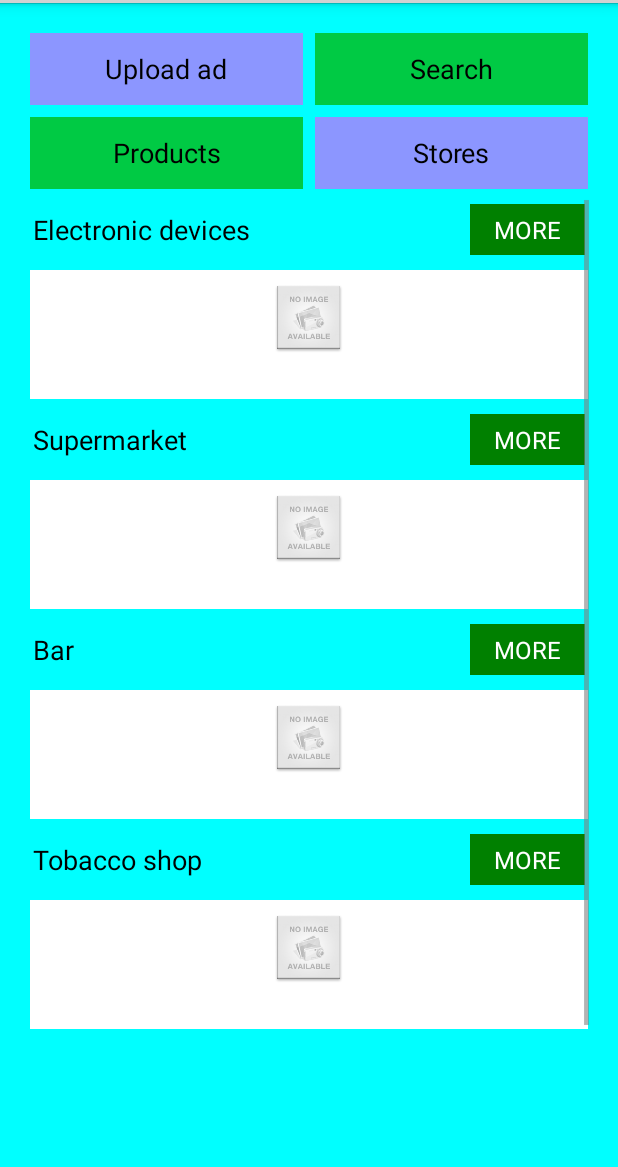
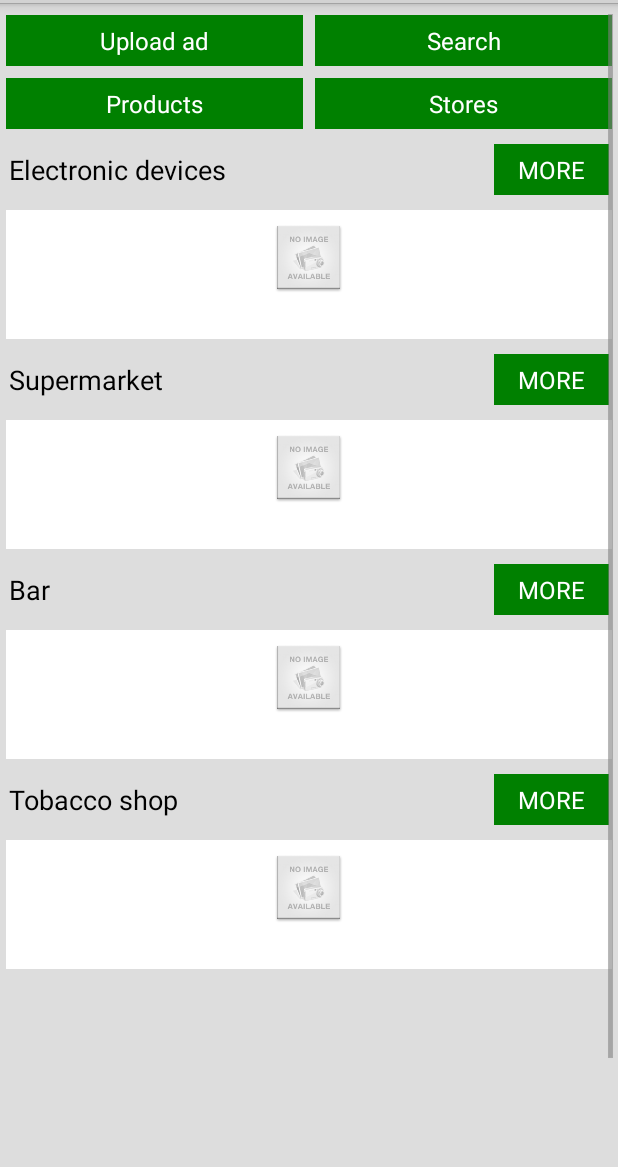
Before and after one commit to varsi94/AuctionApp, an Android app: the MainActivity screen opened directly, with no data from a screen before it, on a phone screen of 412 x 824 dp, the part 69-1236 px from its top. Run offline under Robolectric (Android 15) with nearby library versions, the phone set to English and light mode, and no system bars; 7 statements that could not run were skipped.

Commit message:
styleing, upload store fix, fragments upgrade

```diff
--- a/app/src/main/java/hu/bute/auctionapp/MainActivity.java
+++ b/app/src/main/java/hu/bute/auctionapp/MainActivity.java
@@ -60,38 +60,8 @@ public class MainActivity extends Activity {
             startActivityForResult(new Intent(this, LoginActivity.class), REQUEST_LOGIN);
         }
 
-        View storesButton = findViewById(R.id.main_stores);
-        View searchButton = findViewById(R.id.main_search);
-        View productsButton = findViewById(R.id.main_products);
-        View uploadAdButton = findViewById(R.id.main_upload_ad);
         ListView list = (ListView) findViewById(R.id.main_list);
         loadhandler = new DynamicListHandler(list, new MainListAdapter(this));
-
-
-        storesButton.setOnClickListener(new View.OnClickListener() {
-            @Override
-            public void onClick(View v) {
-                startActivity(new Intent(MainActivity.this, StoresActivity.class));
-            }
-        });
-        searchButton.setOnClickListener(new View.OnClickListener() {
-            @Override
-            public void onClick(View v) {
-                startActivity(new Intent(MainActivity.this, SearchActivity.class));
-            }
-        });
-        productsButton.setOnClickListener(new View.OnClickListener() {
-            @Override
-            public void onClick(View v) {
-                startActivity(new Intent(MainActivity.this, ProductsActivity.class));
-            }
-        });
-        uploadAdButton.setOnClickListener(new View.OnClickListener() {
-            @Override
-            public void onClick(View v) {
-                startActivity(new Intent(MainActivity.this, UploadActivity.class));
-            }
-        });
 
     }
 
@@ -133,11 +103,14 @@ public class MainActivity extends Activity {
 
         @Override
         public int getCount() {
-            return items.size() * 2;
+            return 1 + items.size() * 2;
         }
 
         @Override
         public Object getItem(int position) {
+            if (position == 0)
+                return null;
+            position -= 1;
             if (position % 2 == 0) {
                 return titles.get(position / 2);
             }
@@ -146,11 +119,14 @@ public class MainActivity extends Activity {
 
         @Override
         public int getViewTypeCount() {
-            return 2;
+            return 1 + 2;
         }
 
         @Override
         public int getItemViewType(int position) {
+            if (position == 0)
+                return 2;//buttons
+
             if (position % 2 == 0) {
                 return 0;//title type
             }
@@ -164,7 +140,41 @@ public class MainActivity extends Activity {
 
         @Override
         public View getView(int position, View convertView, ViewGroup parent) {
-            if (position % 2 == 0) {
+            if (position == 0) {
+                if (convertView == null) {
+                    convertView = getLayoutInflater().inflate(R.layout.main_top_buttons, parent, false);
+                }
+                View storesButton = convertView.findViewById(R.id.main_stores);
+                View searchButton = convertView.findViewById(R.id.main_search);
+                View productsButton = convertView.findViewById(R.id.main_products);
+                View uploadAdButton = convertView.findViewById(R.id.main_upload_ad);
+                storesButton.setOnClickListener(new View.OnClickListener() {
+                    @Override
+                    public void onClick(View v) {
+                        startActivity(new Intent(MainActivity.this, StoresActivity.class));
+                    }
+                });
+                searchButton.setOnClickListener(new View.OnClickListener() {
+                    @Override
+                    public void onClick(View v) {
+                        startActivity(new Intent(MainActivity.this, SearchActivity.class));
+                    }
+                });
+                productsButton.setOnClickListener(new View.OnClickListener() {
+                    @Override
+                    public void onClick(View v) {
+                        startActivity(new Intent(MainActivity.this, ProductsActivity.class));
+                    }
+                });
+                uploadAdButton.setOnClickListener(new View.OnClickListener() {
+                    @Override
+                    public void onClick(View v) {
+                        startActivity(new Intent(MainActivity.this, UploadActivity.class));
+                    }
+                });
+                return convertView;
+            }
+            if ((position - 1) % 2 == 0) {
                 TitleViewHolder holder;
                 if (convertView == null) {
                     convertView = getLayoutInflater().inflate(R.layout.list_main_title, parent, false);
@@ -173,7 +183,7 @@ public class MainActivity extends Activity {
                 } else {
                     holder = (TitleViewHolder) convertView.getTag();
                 }
-                holder.text.setText(titles.get(position / 2));
+                holder.text.setText(getItem(position) + "");
                 return convertView;
             }
             ContentViewHolder holder;
@@ -184,7 +194,7 @@ public class MainActivity extends Activity {
             } else {
                 holder = (ContentViewHolder) convertView.getTag();
             }
-            List<StoreData> stores = (List<StoreData>) items.get(position / 2);
+            List<StoreData> stores = (List<StoreData>) getItem(position);
             int i = 0;
             for (; i < stores.size() && i < holder.holders.length; ++i) {
                 ContentViewHolder.StoreViewHolder v = holder.holders[i];
--- a/app/src/main/java/hu/bute/auctionapp/dynamiclist/DynamicListHandler.java
+++ b/app/src/main/java/hu/bute/auctionapp/dynamiclist/DynamicListHandler.java
@@ -59,8 +59,15 @@ public class DynamicListHandler implements ListAdapter {
     }
 
     private void checkWantsLoad() {
-        if (!isLoading && needProgressbar) {
-            new LoaderAsyncTask().execute();
+        boolean wantsload = listener.wantsToLoad();
+        if (!isLoading) {
+            if (wantsload != needProgressbar) {
+                needProgressbar = wantsload;
+                adapter.notifyDataSetChanged();
+            }
+            if (needProgressbar) {
+                new LoaderAsyncTask().execute();
+            }
         }
     }
 
@@ -134,9 +141,6 @@ public class DynamicListHandler implements ListAdapter {
 
     @Override
     public View getView(int position, View convertView, ViewGroup parent) {
-        System.out.println("position = " + position);
-        System.out.println("getCount() = " + getCount());
-        System.out.println("needProgressbar = " + needProgressbar);
         if (position == getCount() - 1 && needProgressbar) {
             if (convertView == null) {
                 convertView = new ProgressBar(list.getContext());
--- a/app/src/main/res/layout/activity_main.xml
+++ b/app/src/main/res/layout/activity_main.xml
@@ -1,73 +1,10 @@
 <?xml version="1.0" encoding="utf-8"?>
-<LinearLayout xmlns:android="http://schemas.android.com/apk/res/android"
-              xmlns:tools="http://schemas.android.com/tools"
-              android:layout_width="match_parent"
-              android:layout_height="match_parent"
-              android:background="#00ffff"
-              android:orientation="vertical"
-              android:paddingLeft="@dimen/activity_horizontal_margin"
-              android:paddingRight="@dimen/activity_horizontal_margin"
-              android:paddingTop="@dimen/activity_vertical_margin"
-              tools:context=".MainActivity">
-
-    <TableLayout
-        android:layout_width="match_parent"
-        android:layout_height="wrap_content"
-        android:stretchColumns="*">
-
-        <TableRow>
-
-            <Button
-                android:id="@+id/main_upload_ad"
-                android:layout_width="0dp"
-                android:layout_height="wrap_content"
-                android:layout_column="0"
-                android:layout_margin="@dimen/close_buttons_margin"
-                android:layout_weight="1"
-                android:background="#8c96ff"
-                android:text="@string/upload_ad"/>
-
-            <Button
-                android:id="@+id/main_search"
-                android:layout_width="0dp"
-                android:layout_height="wrap_content"
-                android:layout_column="1"
-                android:layout_margin="@dimen/close_buttons_margin"
-                android:layout_weight="1"
-                android:background="#00ca44"
-                android:text="@string/search"/>
-        </TableRow>
-
-        <TableRow>
-
-            <Button
-                android:id="@+id/main_products"
-                android:layout_width="0dp"
-                android:layout_height="wrap_content"
-                android:layout_column="0"
-                android:layout_margin="@dimen/close_buttons_margin"
-                android:layout_weight="1"
-                android:background="#00ca44"
-                android:text="@string/products"/>
-
-            <Button
-                android:id="@+id/main_stores"
-                android:layout_width="0dp"
-                android:layout_height="wrap_content"
-                android:layout_column="1"
-                android:layout_margin="@dimen/close_buttons_margin"
-                android:layout_weight="1"
-                android:background="#8c96ff"
-                android:text="@string/stores"/>
-        </TableRow>
-
-
-    </TableLayout>
-
-    <ListView
-        android:id="@+id/main_list"
-        android:layout_width="match_parent"
-        android:layout_height="match_parent"
-        android:divider="@null"/>
-
-</LinearLayout>
+<ListView
+    android:id="@+id/main_list"
+    style="@style/cardsListStyle"
+    xmlns:android="http://schemas.android.com/apk/res/android"
+    xmlns:tools="http://schemas.android.com/tools"
+    android:layout_width="match_parent"
+    android:layout_height="match_parent"
+    android:paddingTop="4dp"
+    tools:context=".MainActivity"/>
--- a/app/src/main/res/layout/fragment_storelist.xml
+++ b/app/src/main/res/layout/fragment_storelist.xml
@@ -6,9 +6,9 @@
 
     <ListView
         android:id="@android:id/list"
+        style="@style/cardsListStyle"
         android:layout_width="match_parent"
-        android:layout_height="match_parent"
-        android:divider="@null"/>
+        android:layout_height="match_parent"/>
 
     <TextView
         android:id="@android:id/empty"
--- a/app/src/main/res/layout/list_main_content_store.xml
+++ b/app/src/main/res/layout/list_main_content_store.xml
@@ -20,5 +20,6 @@
         style="@style/cardTextStyle"
         android:layout_width="match_parent"
         android:layout_height="wrap_content"
-        android:layout_gravity="center_horizontal"/>
+        android:layout_gravity="center_horizontal"
+        android:gravity="center"/>
 </LinearLayout>
--- /dev/null
+++ b/app/src/main/res/layout/main_top_buttons.xml
@@ -0,0 +1,55 @@
+<?xml version="1.0" encoding="utf-8"?>
+<TableLayout
+    xmlns:android="http://schemas.android.com/apk/res/android"
+    android:layout_width="match_parent"
+    android:layout_height="match_parent"
+    android:stretchColumns="*">
+
+    <TableRow>
+
+        <TextView
+            android:id="@+id/main_upload_ad"
+            style="@style/textviewButtonStyle"
+            android:layout_width="0dp"
+            android:layout_height="wrap_content"
+            android:layout_column="0"
+            android:layout_margin="@dimen/close_buttons_margin"
+            android:layout_weight="1"
+            android:text="@string/upload_ad"/>
+
+        <TextView
+            android:id="@+id/main_search"
+            style="@style/textviewButtonStyle"
+            android:layout_width="0dp"
+            android:layout_height="wrap_content"
+            android:layout_column="1"
+            android:layout_margin="@dimen/close_buttons_margin"
+            android:layout_weight="1"
+            android:text="@string/search"/>
+    </TableRow>
+
+    <TableRow>
+
+        <TextView
+            android:id="@+id/main_products"
+            style="@style/textviewButtonStyle"
+            android:layout_width="0dp"
+            android:layout_height="wrap_content"
+            android:layout_column="0"
+            android:layout_margin="@dimen/close_buttons_margin"
+            android:layout_weight="1"
+            android:text="@string/products"/>
+
+        <TextView
+            android:id="@+id/main_stores"
+            style="@style/textviewButtonStyle"
+            android:layout_width="0dp"
+            android:layout_height="wrap_content"
+            android:layout_column="1"
+            android:layout_margin="@dimen/close_buttons_margin"
+            android:layout_weight="1"
+            android:text="@string/stores"/>
+    </TableRow>
+
+
+</TableLayout>
--- a/app/src/main/res/values/colors.xml
+++ b/app/src/main/res/values/colors.xml
@@ -4,4 +4,5 @@
     <color name="buttons_text_bg_pressed">#70BB70</color>
     <color name="card_bg_pressed">#DDDDDD</color>
     <color name="card_bg_default">#FFFFFF</color>
+    <color name="default_background">#DDDDDD</color>
 </resources>
--- a/app/src/main/res/values/styles.xml
+++ b/app/src/main/res/values/styles.xml
@@ -20,6 +20,8 @@
         <item name="android:background">@android:color/transparent</item>
         <item name="android:textColor">#000000</item>
         <item name="android:textSize">16sp</item>
+        <item name="android:maxLines">1</item>
+        <item name="android:ellipsize">end</item>
     </style>
 
     <style name="cardLayoutStyle" parent="android:Widget">
@@ -27,4 +29,9 @@
         <item name="android:layout_margin">4dp</item>
         <item name="android:padding">8dp</item>
     </style>
+
+    <style name="cardsListStyle" parent="android:Widget.ListView">
+        <item name="android:divider">@null</item>
+        <item name="android:background">@color/default_background</item>
+    </style>
 </resources>
```
Also changed, not shown: app/src/main/java/hu/bute/auctionapp/activities/StoresActivity.java (+16 -14 lines), app/src/main/java/hu/bute/auctionapp/adapters/StoresAdapter.java (+8 -31 lines), app/src/main/java/hu/bute/auctionapp/fragments/stores/StoresFragment.java (+11 -8 lines), app/src/main/res/layout/fragment_stores.xml (deleted, +0 -20 lines).
